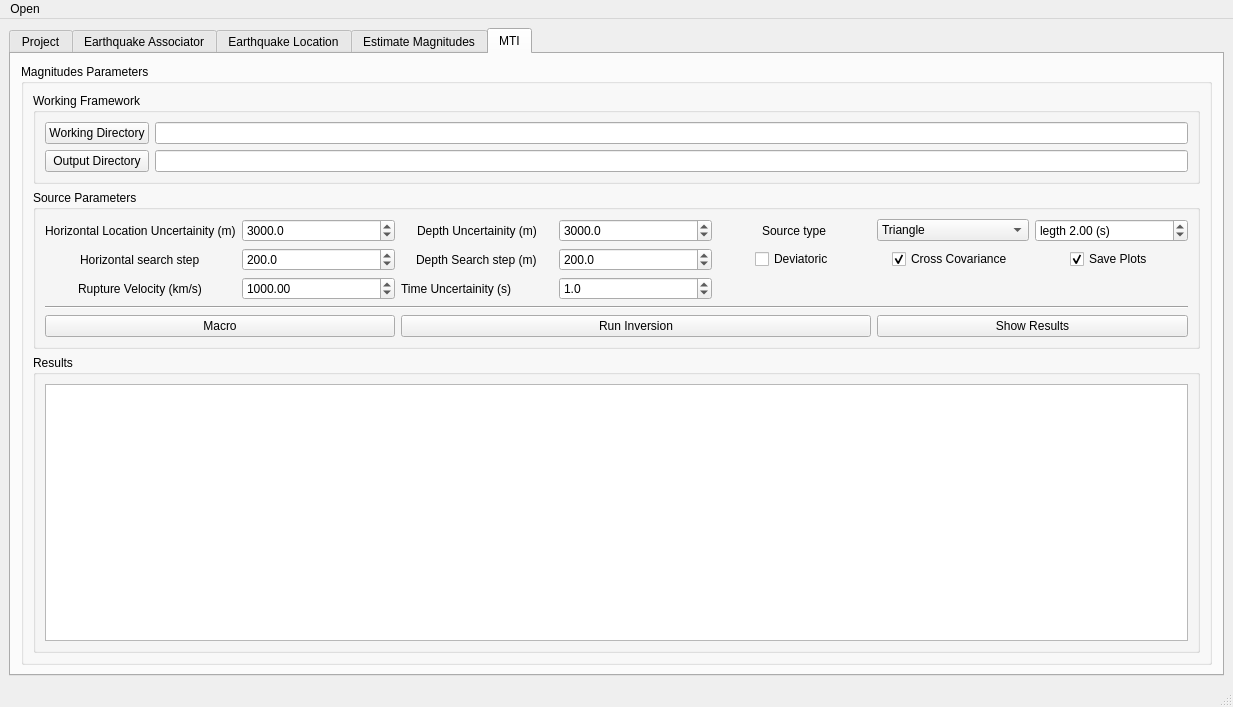
Old version of the form loc_flow_isp/resources/designer_uis/loc_flow.ui in the repository rcabdia/SurfQuake.
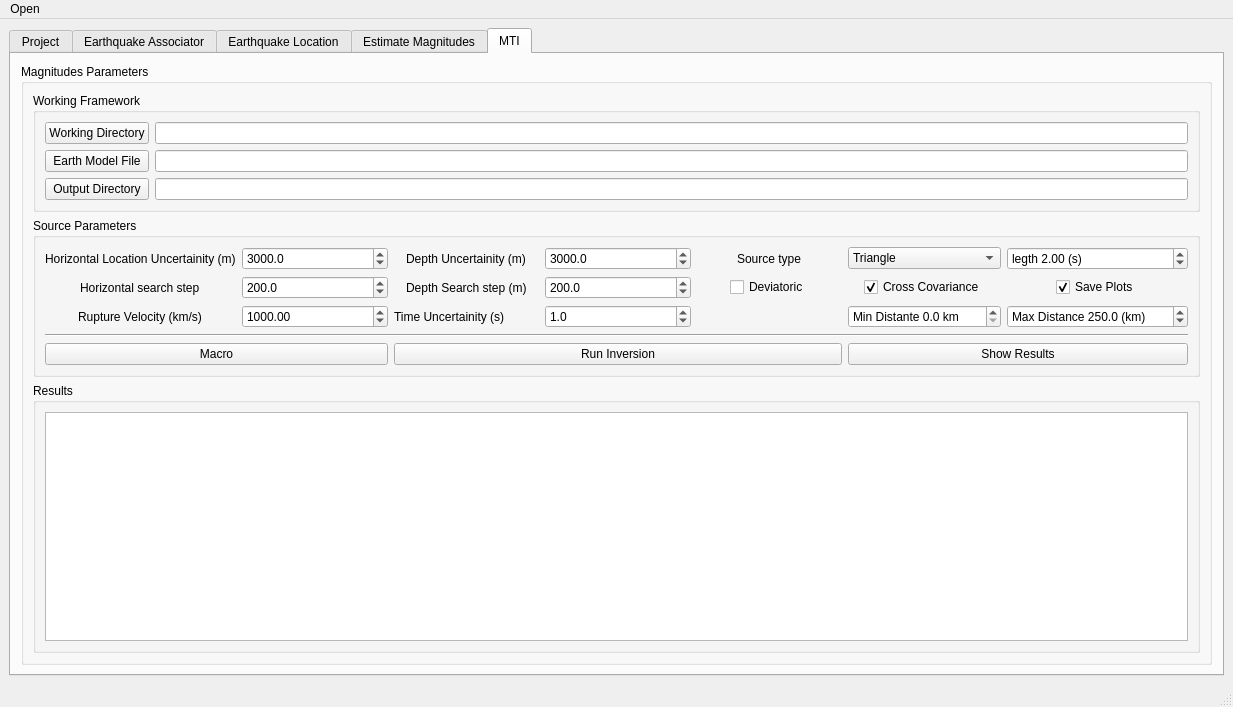
New version of the form. The open tabs and pages were chosen to show the change. Icons and pictures are not drawn.

What changed in the file:
```diff
--- a/loc_flow_isp/resources/designer_uis/loc_flow.ui
+++ b/loc_flow_isp/resources/designer_uis/loc_flow.ui
@@ -1519,12 +1519,6 @@
               <string>Working Framework</string>
              </property>
              <layout class="QGridLayout" name="gridLayout_20">
-              <item row="1" column="1">
-               <widget class="QLineEdit" name="MTI_output_path"/>
-              </item>
-              <item row="0" column="1">
-               <widget class="QLineEdit" name="mti_working_path"/>
-              </item>
               <item row="0" column="0">
                <widget class="QPushButton" name="workingDirectoryMTIBtn">
                 <property name="text">
@@ -1532,13 +1526,29 @@
                 </property>
                </widget>
               </item>
-              <item row="1" column="0">
+              <item row="2" column="0">
                <widget class="QPushButton" name="outputDirectoryMTIBtn">
                 <property name="text">
                  <string>Output Directory</string>
                 </property>
                </widget>
               </item>
+              <item row="0" column="2">
+               <widget class="QLineEdit" name="mti_working_path"/>
+              </item>
+              <item row="2" column="2">
+               <widget class="QLineEdit" name="MTI_output_path"/>
+              </item>
+              <item row="1" column="0">
+               <widget class="QPushButton" name="earthModelMTIBtn">
+                <property name="text">
+                 <string>Earth Model File</string>
+                </property>
+               </widget>
+              </item>
+              <item row="1" column="2">
+               <widget class="QLineEdit" name="earth_model_path"/>
+              </item>
              </layout>
             </widget>
            </item>
@@ -1765,6 +1775,41 @@
                 </property>
                </widget>
               </item>
+              <item row="3" column="6">
+               <widget class="QDoubleSpinBox" name="maxDistMTIDB">
+                <property name="prefix">
+                 <string>Max Distance </string>
+                </property>
+                <property name="suffix">
+                 <string> (km)</string>
+                </property>
+                <property name="decimals">
+                 <number>1</number>
+                </property>
+                <property name="maximum">
+                 <double>100000.000000000000000</double>
+                </property>
+                <property name="value">
+                 <double>250.000000000000000</double>
+                </property>
+               </widget>
+              </item>
+              <item row="3" column="5">
+               <widget class="QDoubleSpinBox" name="minDistMTIDB">
+                <property name="prefix">
+                 <string>Min Distante </string>
+                </property>
+                <property name="suffix">
+                 <string> km</string>
+                </property>
+                <property name="decimals">
+                 <number>1</number>
+                </property>
+                <property name="maximum">
+                 <double>1000.000000000000000</double>
+                </property>
+               </widget>
+              </item>
              </layout>
             </widget>
            </item>
```
